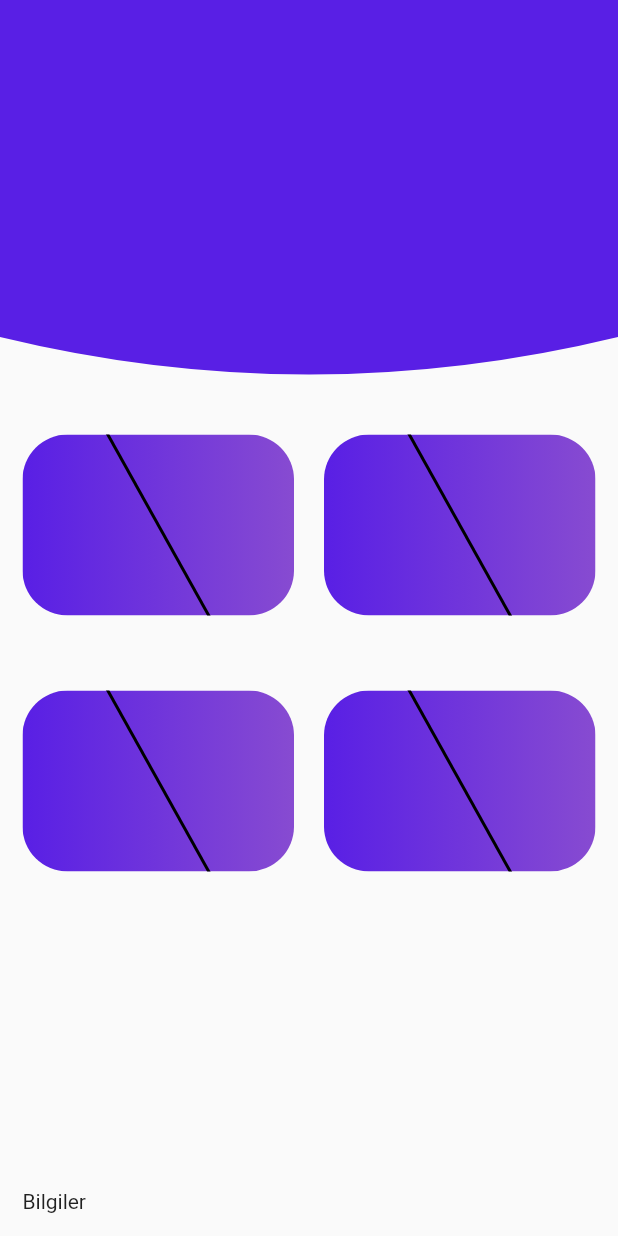
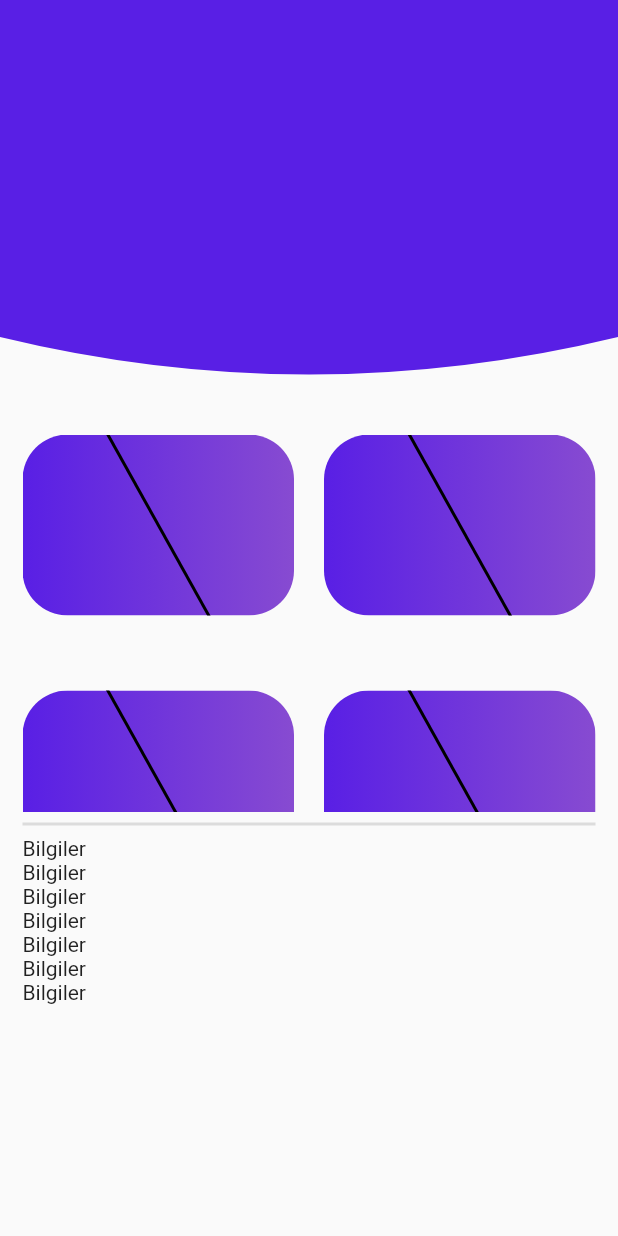
Before and after one commit to Tugberkab/Quit-Smoking-App, a Flutter app: the Home screen opened directly, on a phone screen of 412 x 824 dp. Run offline on Flutter 3.47's test engine with Material 2 defaults, Android fonts, the phone set to English and light mode, and no system bars.

Commit message:
fixing home page

```diff
--- a/lib/home/components/body.dart
+++ b/lib/home/components/body.dart
@@ -6,6 +6,7 @@ class Body extends StatelessWidget {
 
   @override
   Widget build(BuildContext context) {
+    NeverScrollableScrollPhysics physics = NeverScrollableScrollPhysics();
     return Padding(
       padding: EdgeInsets.all(15),
       child: Column(
@@ -13,6 +14,7 @@ class Body extends StatelessWidget {
         children: [
           Expanded(
             child: GridView.builder(
+              physics: physics,
               gridDelegate: const SliverGridDelegateWithFixedCrossAxisCount(
                 mainAxisSpacing: 50,
                 crossAxisSpacing: 20,
@@ -23,7 +25,20 @@ class Body extends StatelessWidget {
               itemBuilder: (BuildContext context, int index) => DataCard(),
             ),
           ),
-          Text('Bilgiler'),
+          Divider(thickness: 2),
+          Expanded(
+            child: Column(
+              children: [
+                Text('Bilgiler'),
+                Text('Bilgiler'),
+                Text('Bilgiler'),
+                Text('Bilgiler'),
+                Text('Bilgiler'),
+                Text('Bilgiler'),
+                Text('Bilgiler'),
+              ],
+            ),
+          )
         ],
       ),
     );
```
